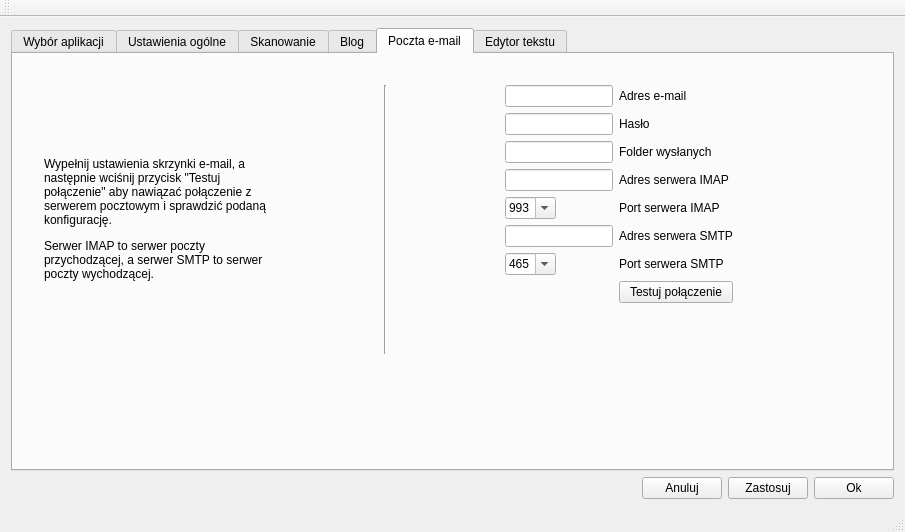
Above: admin_panel/panel.ui from BrainTech/pisak before the change. Below: the same form after it.
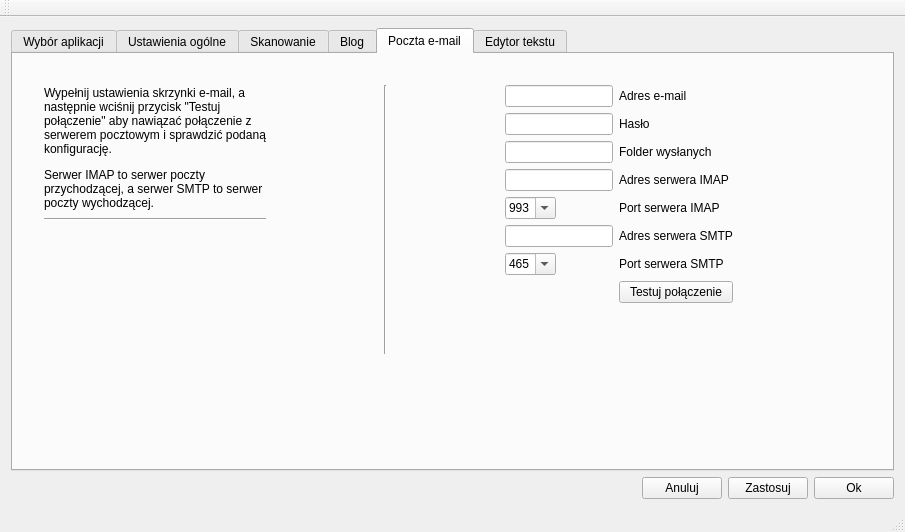
That is the form after the change. The open tabs and pages were chosen to show the change.

Commit message: Test for blog connection refs #2610

Patch:
```diff
--- a/admin_panel/panel.ui
+++ b/admin_panel/panel.ui
@@ -968,6 +968,8 @@
         </property>
         <layout class="QHBoxLayout" name="horizontalLayout_10">
          <item>
+          <layout class="QVBoxLayout" name="verticalLayout_7">
+           <item>
           <widget class="QLabel" name="label_7">
            <property name="text">
             <string>&lt;html&gt;&lt;head/&gt;&lt;body&gt;&lt;p&gt;Wypełnij ustawienia skrzynki e-mail, a następnie wciśnij przycisk &amp;quot;Testuj połączenie&amp;quot; aby nawiązać połączenie z serwerem pocztowym i sprawdzić podaną konfigurację.&lt;/p&gt;&lt;p&gt;Serwer IMAP to serwer poczty przychodzącej, a serwer SMTP to serwer poczty wychodzącej.&lt;/p&gt;&lt;/body&gt;&lt;/html&gt;</string>
@@ -976,6 +978,25 @@
             <bool>true</bool>
            </property>
           </widget>
+           </item>
+           <item>
+            <widget class="Line" name="line_10">
+             <property name="orientation">
+              <enum>Qt::Horizontal</enum>
+             </property>
+            </widget>
+           </item>
+           <item>
+            <widget class="QLabel" name="label_emailTest">
+             <property name="text">
+              <string/>
+             </property>
+             <property name="wordWrap">
+              <bool>true</bool>
+             </property>
+            </widget>
+           </item>
+          </layout>
          </item>
          <item>
           <spacer name="horizontalSpacer_2">
```
Left out of the diff: 23 changed lines with no effect on the pictures. Lines whose indentation alone changed are shown as unchanged. The commit also changes 4 other files.
